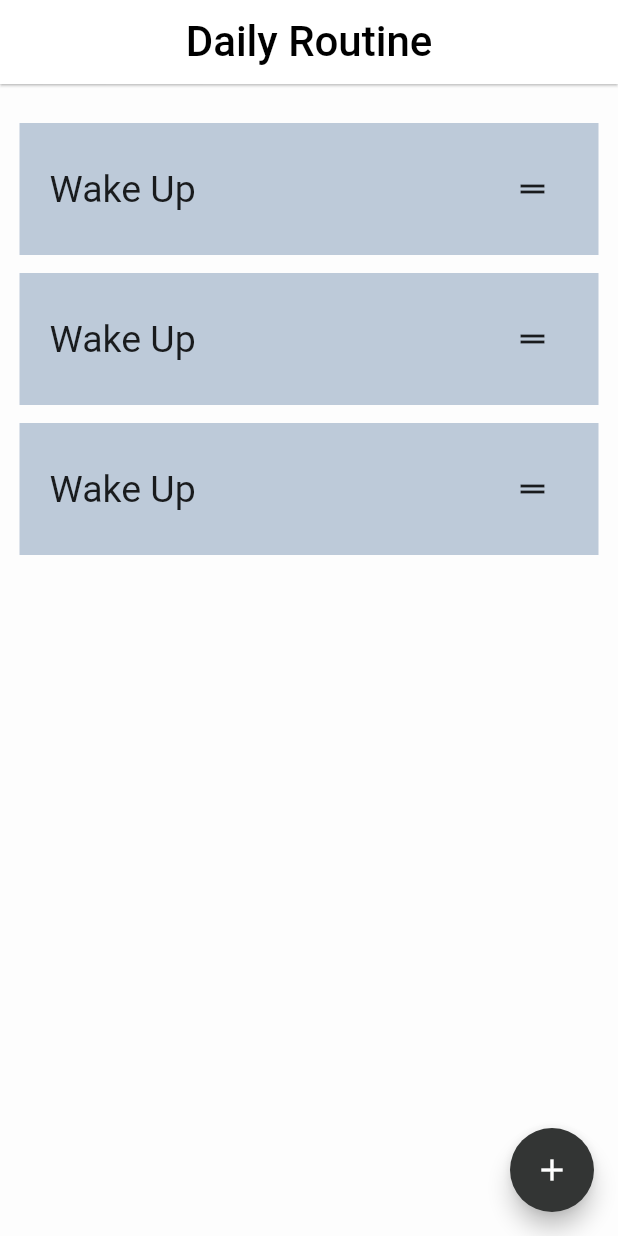
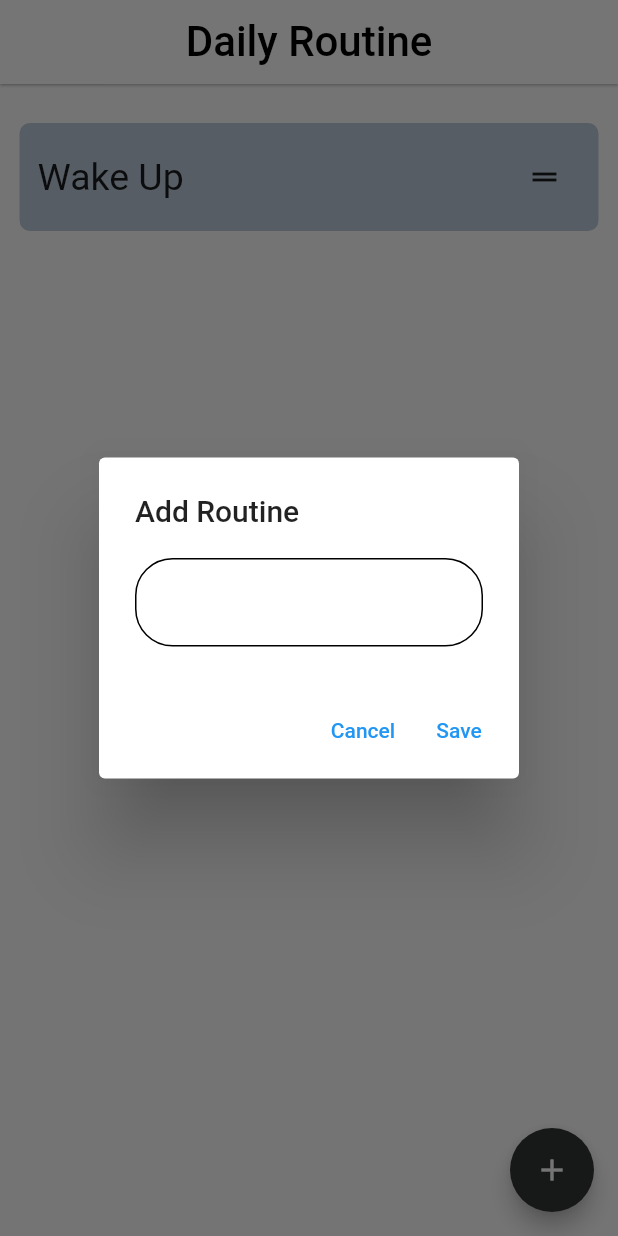
Before and after one commit to msamichael/Daily-Routine-App, a Flutter app: the screen it shows after launch, after a tap on the "add" icon, on a phone screen of 412 x 824 dp. Run offline on Flutter 3.47's test engine with Material 2 defaults, Android fonts, the phone set to English and light mode, and no system bars.

Commit message:
add new routine button functonality working

```diff
--- a/lib/homepage.dart
+++ /dev/null
@@ -1,69 +0,0 @@
-import 'package:flutter/material.dart';
-import 'package:simple_daily_routine/routine_card.dart';
-import 'routine_list.dart';
-
-class MyHomePage extends StatefulWidget {
-  const MyHomePage({super.key,});
-
-
-
-  @override
-  State<MyHomePage> createState() => _MyHomePageState();
-}
-
-class _MyHomePageState extends State<MyHomePage> {
-  @override
-  Widget build(BuildContext context) {
-    return Scaffold(
-      floatingActionButton: FloatingActionButton(
-        onPressed: (){
-
-          // setState(() {
-          //    AlertDialog(
-          //   title: Text('br'),
-
-          //   );
-
-          // });
-
-        },
-        backgroundColor: const Color.fromARGB(255, 51, 53, 52),
-        child: const Icon(
-          Icons.add,
-          color: Colors.white,),
-        ),
-
-        backgroundColor: const Color(0xFFFDFDFD),
-        appBar: AppBar(
-          backgroundColor: Colors.white,
-          elevation: 0.7,
-          title: const Text(
-            'Daily Routine',
-            style: TextStyle(fontSize: 28,color: Colors.black),
-
-          ),
-          centerTitle: true,
-        ),
-        body: Padding(
-          padding: const EdgeInsets.only(top: 20.0,left: 13,right: 13,bottom: 60),
-          child: ReorderableListView.builder(
-            itemCount: routineList.length,
-            itemBuilder: (context, index){
-              // RoutineCard item = routineList[index];
-              return RoutineCard(key: ValueKey('$index'),);
-            } ,
-
-            onReorder: (int oldIndex,int newIndex){
-              setState(() {
-                if(oldIndex < newIndex){
-                  newIndex -= 1;
-                }
-                final item = routineList.removeAt(oldIndex);
-                routineList.insert(newIndex,item);
-              });
-            }
-
-            ,),
-        ));
-  }
-}
--- a/lib/main.dart
+++ b/lib/main.dart
@@ -2,7 +2,7 @@
 
 import 'package:flutter/material.dart';
 
-import 'homepage.dart';
+import 'screens/homepage.dart';
 
 void main() {
   runApp(const MyApp());
--- /dev/null
+++ b/lib/models/routine_list.dart
@@ -0,0 +1,10 @@
+import 'package:flutter/material.dart';
+
+import '../widgets/routine_card.dart';
+
+
+
+ List<RoutineCard> routineList =[
+               RoutineCard(newTaskTitle:'Wake Up',key: ValueKey('0'),),
+
+];
--- a/lib/routine_list.dart
+++ /dev/null
@@ -1,11 +0,0 @@
-import 'package:flutter/material.dart';
-
-import 'routine_card.dart';
-
- List<RoutineCard> routineList =[
-              const RoutineCard(key: ValueKey('0'),),
-
-              const RoutineCard(key: ValueKey('1'),),
-              const RoutineCard(key: ValueKey('2'),),
-
-];
--- /dev/null
+++ b/lib/screens/homepage.dart
@@ -0,0 +1,131 @@
+// ignore_for_file: prefer_const_constructors, curly_braces_in_flow_control_structures
+
+import 'package:flutter/material.dart';
+import 'package:simple_daily_routine/widgets/routine_card.dart';
+import '../models/routine_list.dart';
+
+class MyHomePage extends StatefulWidget {
+  const MyHomePage({super.key,});
+
+
+
+  @override
+  State<MyHomePage> createState() => _MyHomePageState();
+}
+
+class _MyHomePageState extends State<MyHomePage> {
+
+  String? newTaskTitle;
+  int? index;
+
+  @override
+  Widget build(BuildContext context) {
+    return Scaffold(
+      floatingActionButton: FloatingActionButton(
+        onPressed: (){
+          //To determine the index of the current RoutineCard added for the key parameter
+                for(int i = 0; i < routineList.length; i++){
+                  index = i+1;
+                }
+
+
+          showDialog(
+  context: context,
+  builder: (BuildContext context) {
+    return AlertDialog(
+      title: Text('Add Routine'),
+      content: TextField(
+        decoration: InputDecoration(
+          border: OutlineInputBorder(
+            borderSide: BorderSide(color: Colors.black,width: 1.0),
+            borderRadius: BorderRadius.all(Radius.circular(32)),
+
+          ),
+          enabledBorder:  OutlineInputBorder(
+            borderSide: BorderSide(color: Colors.black,width: 1.0),
+            borderRadius: BorderRadius.all(Radius.circular(25.0)),
+
+          ),
+          focusedBorder: OutlineInputBorder(
+          borderSide:
+              BorderSide(color: Colors.black, width: 2.0),
+          borderRadius: BorderRadius.all(Radius.circular(25.0)),
+        ),
+        ) ,
+        onChanged: (newTask){
+          newTaskTitle = newTask;
+        },
+
+      ),
+      actions: <Widget>[
+        Row(
+          mainAxisAlignment: MainAxisAlignment.end,
+          children: [
+
+            TextButton(
+              onPressed: () {
+
+                Navigator.of(context).pop();
+              },
+              child: Text('Cancel'),
+            ),
+
+            TextButton(
+
+              onPressed: () {
+                setState(() {
+
+                 routineList.add(RoutineCard(newTaskTitle:newTaskTitle,key: ValueKey('$index'),));
+
+                });
+                print(routineList);
+                Navigator.of(context).pop();
+              },
+              child: Text('Save'),
+            ),
+          ],
+        ),
+      ],
+    );
+  },
+);
+
+        },
+        backgroundColor: const Color.fromARGB(255, 51, 53, 52),
+        child: const Icon(
+          Icons.add,
+          color: Colors.white,),
+        ),
+
+        backgroundColor: const Color(0xFFFDFDFD),
+        appBar: AppBar(
+          backgroundColor: Colors.white,
+          elevation: 0.7,
+          title: const Text(
+            'Daily Routine',
+            style: TextStyle(fontSize: 28,color: Colors.black),
+
+          ),
+          centerTitle: true,
+        ),
+        body: Padding(
+          padding: const EdgeInsets.only(top: 20.0,left: 13,right: 13,bottom: 60),
+          child: ReorderableListView(
+
+            children: routineList,
+
+
+            onReorder: (int oldIndex,int newIndex){
+              setState(() {
+                if(oldIndex < newIndex){
+                  newIndex -= 1;
+                }
+                final item = routineList.removeAt(oldIndex);
+                routineList.insert(newIndex,item);
+              });
+            }
+
+            ,),
+        ));
+  }
+}
--- /dev/null
+++ b/lib/widgets/floating_action_button.dart
@@ -0,0 +1 @@
+import 'package:flutter/material.dart';
--- a/lib/routine_card.dart
+++ b/lib/widgets/routine_card.dart
@@ -1,15 +1,18 @@
 import 'package:flutter/material.dart';
-import 'routine_list.dart';
 
-// int index = routineList.index;
 
-int? index;
+
 
 
 class RoutineCard extends StatefulWidget {
 
-  const RoutineCard({
+
+
+   final String? newTaskTitle;
+
+   RoutineCard({
     super.key,
+    @required  this.newTaskTitle,
   });
 
   @override
@@ -17,6 +20,8 @@ class RoutineCard extends StatefulWidget {
 }
 
 class _RoutineCardState extends State<RoutineCard> {
+
+
   @override
   Widget build(BuildContext context) {
 
@@ -25,19 +30,21 @@ class _RoutineCardState extends State<RoutineCard> {
     return Container(
        margin: EdgeInsets.only(bottom: 6,top: 6),
 
-      color: Color.fromARGB(255, 189, 202, 217),
-      key:  widget.key,
 
+      decoration: BoxDecoration(
+        borderRadius: BorderRadius.circular(7),
+        color: Color.fromARGB(255, 189, 202, 217),
+      ),
       child: Padding(
-        padding: const EdgeInsets.all(20.0),
+        padding: const EdgeInsets.all(12.0),
         child: Row(
           mainAxisAlignment: MainAxisAlignment.spaceBetween,
           children: [
-            const Text(
-              'Wake Up',
+             Text(
+              '${widget.newTaskTitle}',
               style: TextStyle(fontSize: 25 ),
               ),
-              IconButton(onPressed: (){}, icon: const Icon(Icons.drag_handle))
+              IconButton(onPressed: (){}, icon: const Icon(Icons.drag_handle_sharp))
           ],
         ),
       ),
```
